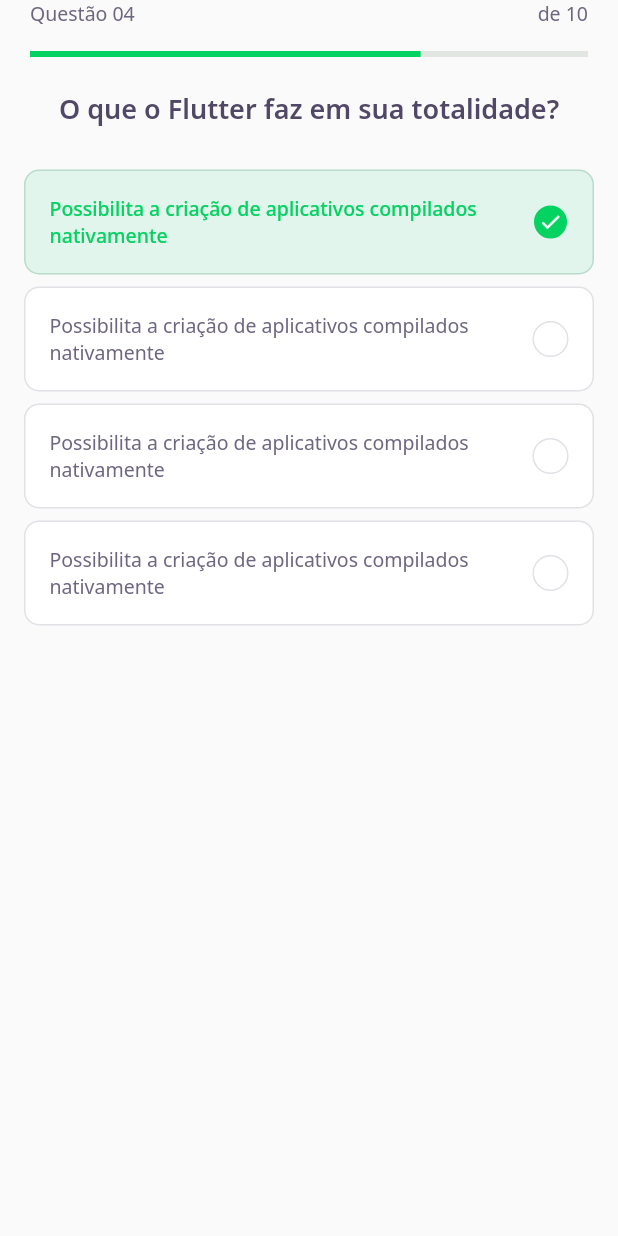
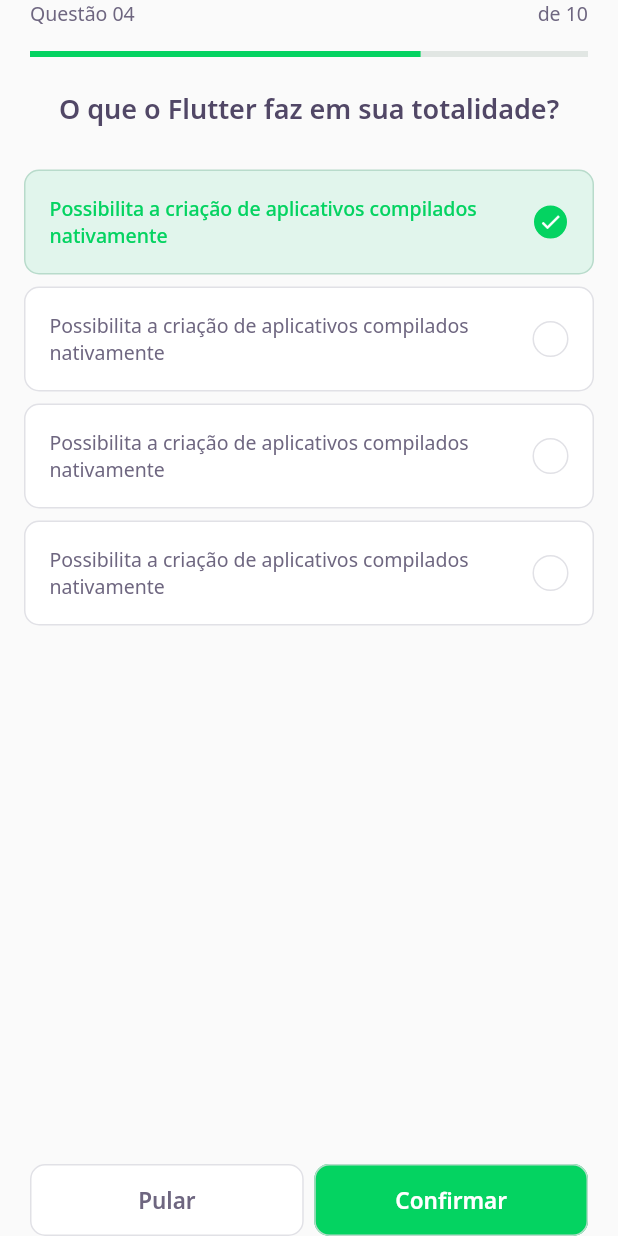
Before and after one commit to Flaviohmm/DevQuiz-Flutter, a Flutter app: the ChallengePage screen opened directly, on a phone screen of 412 x 824 dp. Run offline on Flutter 3.47's test engine with Material 2 defaults, Android fonts, the phone set to English and light mode, and no system bars; our stand-ins replace google_fonts; accounts and stored records are empty.

Commit message:
NLW#5 - Criando o NextButtonWidget

```diff
--- a/lib/challenge/challenge_page.dart
+++ b/lib/challenge/challenge_page.dart
@@ -1,3 +1,4 @@
+import 'package:dev_quiz/challenge/widgets/next_button/next_button_widget.dart';
 import 'package:dev_quiz/challenge/widgets/question_indicator/question_indicator_widget.dart';
 import 'package:dev_quiz/challenge/widgets/quiz/quiz_widget.dart';
 import 'package:flutter/material.dart';
@@ -23,6 +24,20 @@ class _ChallengePageState extends State<ChallengePage> {
       body: QuizWidget(
         title: "O que o Flutter faz em sua totalidade?",
       ),
+      bottomNavigationBar: SafeArea(
+        bottom: true,
+        child: Padding(
+          padding: const EdgeInsets.symmetric(horizontal: 20),
+          child: Row(
+            mainAxisAlignment: MainAxisAlignment.spaceAround,
+            children: [
+              Expanded(child: NextButtonWidget.white(label: "Pular", onTap: () {},)),
+              SizedBox(width: 7),
+              Expanded(child: NextButtonWidget.green(label: "Confirmar", onTap: () {}))
+            ],
+          ),
+        ),
+      ),
     );
   }
 }
--- /dev/null
+++ b/lib/challenge/widgets/next_button/next_button_widget.dart
@@ -0,0 +1,61 @@
+import 'package:dev_quiz/core/core.dart';
+import 'package:flutter/material.dart';
+import 'package:google_fonts/google_fonts.dart';
+
+class NextButtonWidget extends StatelessWidget {
+  final String label;
+  final Color backgroundColor;
+  final Color fontColor;
+  final Color borderColor;
+  final VoidCallback onTap;
+  NextButtonWidget({
+    required this.label,
+    required this.backgroundColor,
+    required this.fontColor,
+    required this.borderColor,
+    required this.onTap
+  });
+
+  NextButtonWidget.green({required String label, required VoidCallback onTap}) :
+    this.backgroundColor = AppColors.darkGreen,
+    this.fontColor = AppColors.white,
+    this.borderColor = AppColors.green,
+    this.onTap = onTap,
+    this.label = label;
+
+  NextButtonWidget.white({required String label, required VoidCallback onTap}) :
+    this.backgroundColor = AppColors.white,
+    this.fontColor = AppColors.grey,
+    this.borderColor = AppColors.border,
+    this.onTap = onTap,
+    this.label = label;
+
+  @override
+  Widget build(BuildContext context) {
+    return Container(
+      height: 48,
+      child: TextButton(
+        style: ButtonStyle(
+          backgroundColor: MaterialStateProperty.all(
+            backgroundColor
+          ),
+          shape: MaterialStateProperty.all(RoundedRectangleBorder(
+            borderRadius: BorderRadius.circular(10)
+          )),
+          side: MaterialStateProperty.all(BorderSide(
+            color: borderColor
+          ))
+        ),
+        onPressed: onTap,
+        child: Text(
+          label,
+          style: GoogleFonts.notoSans(
+            fontWeight: FontWeight.w600,
+            fontSize: 15,
+            color: fontColor
+          ),
+        )
+      ),
+    );
+  }
+}
--- a/lib/core/app_widget.dart
+++ b/lib/core/app_widget.dart
@@ -1,3 +1,4 @@
+import 'package:dev_quiz/challenge/challenge_page.dart';
 import 'package:dev_quiz/home/home_page.dart';
 import 'package:flutter/material.dart';
 
@@ -6,7 +7,7 @@ class AppWidget extends StatelessWidget {
   Widget build(BuildContext context) {
     return MaterialApp(
       title: "DevQuiz",
-      home: HomePage(),
+      home: ChallengePage(),
     );
   }
 }
```
